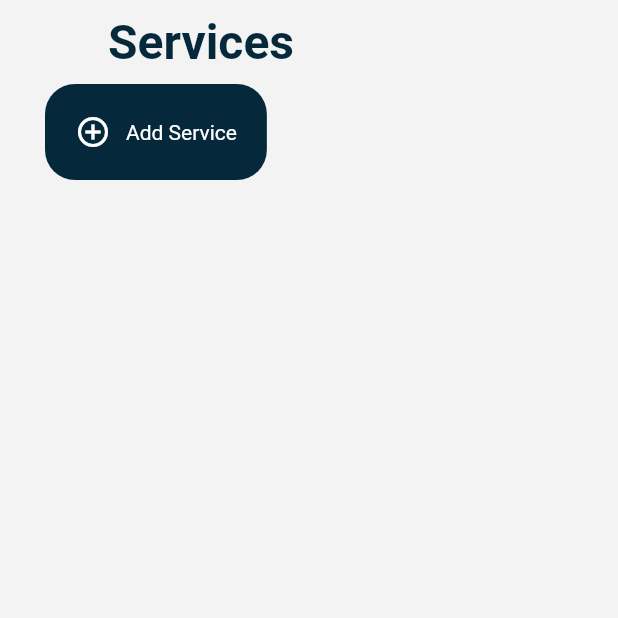
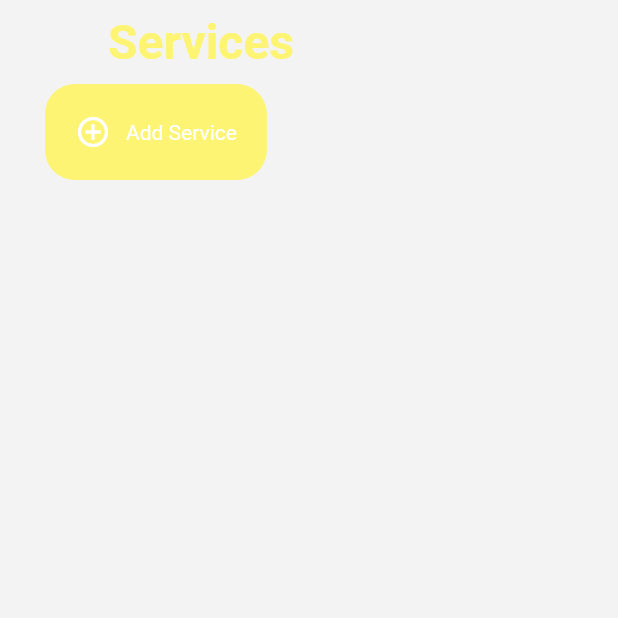
Before and after one commit to Omihiraj/big-vibes-admin, a Flutter app: the Services screen opened directly, on a phone screen of 412 x 824 dp, the top half of it. Run offline on Flutter 3.47's test engine with Material 2 defaults, Android fonts, the phone set to English and light mode, and no system bars; our stand-ins replace cloud_firestore, dotted_border, firebase_core, firebase_storage, flutter_rating_bar, flutter_spinkit and 2 more; missing offline and left inert: dart:html; accounts and stored records are empty.

Commit message:
Color Change

```diff
--- a/lib/components/constants.dart
+++ b/lib/components/constants.dart
@@ -1,6 +1,6 @@
 import 'package:flutter/material.dart';
 
-const primaryColor = Color(0xFF63A0A3);
-const secondaryColor = Color(0xFF06283B);
+const primaryColor = Color(0xFF00DDF7);
+const secondaryColor = Color(0xFFFEF473);
 const Color bgColor = Color.fromRGBO(243, 243, 243, 1);
 const double headlineText = 32;
```
